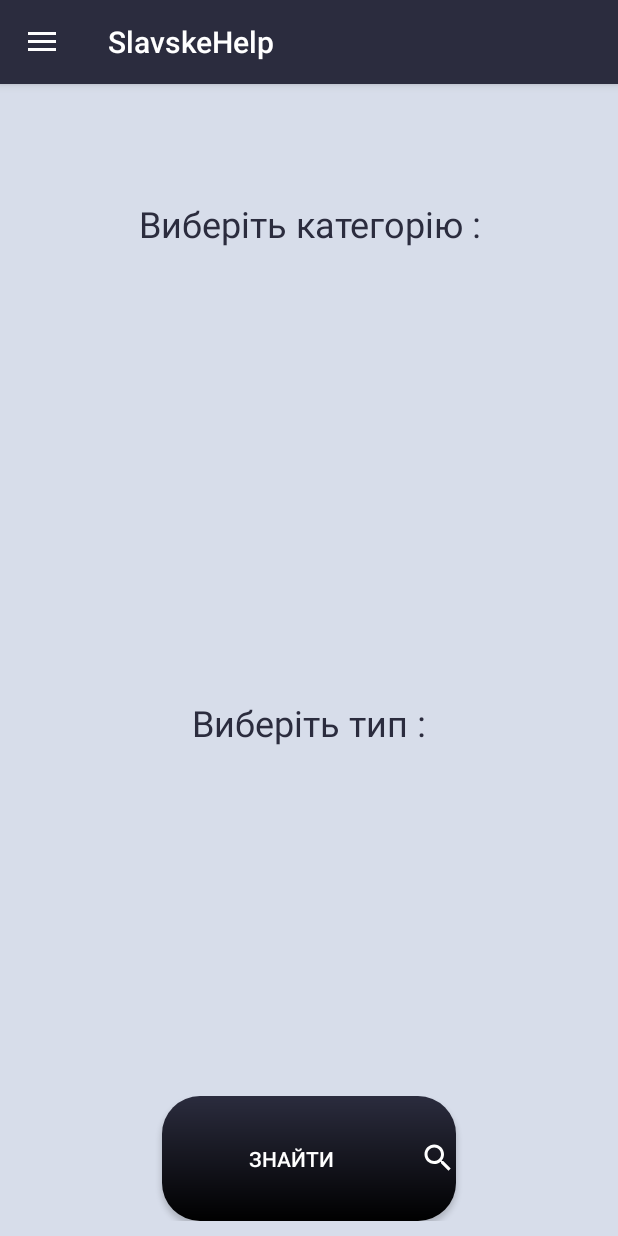
After one commit to KoliaGreb/SlavskeHelp, an Android app: the Search screen opened directly, with no data from a screen before it, on a phone screen of 412 x 824 dp. The commit adds this screen. Run offline under Robolectric (Android 15) with nearby library versions, the phone set to English and light mode, and no system bars.

Commit message:
search start

```diff
--- /dev/null
+++ b/app/src/main/java/com/example/q/slavskehelp/Search.java
@@ -0,0 +1,78 @@
+package com.example.q.slavskehelp;
+
+import android.content.Intent;
+import android.os.Bundle;
+import android.support.v4.view.GravityCompat;
+import android.support.v4.widget.DrawerLayout;
+import android.support.v7.app.ActionBarDrawerToggle;
+import android.support.v7.app.AppCompatActivity;
+import android.view.MenuItem;
+import android.view.View;
+import android.widget.Toast;
+
+public class Search extends AppCompatActivity {
+
+    private ActionBarDrawerToggle mToggle;
+    @Override
+    protected void onCreate(Bundle savedInstanceState) {
+        super.onCreate(savedInstanceState);
+        setContentView(R.layout.activity_search);
+        DrawerLayout mDrawerLayout;
+        mDrawerLayout=(DrawerLayout) findViewById(R.id.drawer_layout);
+        mToggle=new ActionBarDrawerToggle(this, mDrawerLayout, R.string.navigation_drawer_open,R.string.navigation_drawer_close);
+        mDrawerLayout.addDrawerListener(mToggle);
+        mToggle.syncState();
+        if(getSupportActionBar() != null) {
+            getSupportActionBar().setDisplayHomeAsUpEnabled(true);
+        }
+    }
+
+
+    @Override
+    public boolean onOptionsItemSelected(MenuItem item) {
+        return mToggle.onOptionsItemSelected(item)||super.onOptionsItemSelected(item);
+    }
+    @Override
+    public void onBackPressed() {
+        DrawerLayout drawer = (DrawerLayout) findViewById(R.id.drawer_layout);
+        if (drawer.isDrawerOpen(GravityCompat.START)) {
+            drawer.closeDrawer(GravityCompat.START);
+        } else {
+            super.onBackPressed();
+        }
+    }
+
+    public void news_activity_start(MenuItem item) {
+        Intent newsIntent=new Intent(Search.this, News.class);
+        startActivity(newsIntent);
+
+    }
+    public void login_activity_start(MenuItem item) {
+        Intent newsIntent=new Intent(Search.this, Login.class);
+        startActivity(newsIntent);
+    }
+
+    public void registration_start(View view) {
+        Intent newsIntent=new Intent(Search.this, Registration.class);
+        startActivity(newsIntent);
+    }
+    public void profile_activity_start(MenuItem item) {
+        if(News.Auth_User.equals("Авторизація не пройдена"))
+        {
+            Toast.makeText(Search.this,
+                    "Пройдіть авторизацію!!",
+                    Toast.LENGTH_SHORT).show();
+            Intent newsIntent=new Intent(Search.this, Login.class);
+            startActivity(newsIntent);
+
+        }
+        else
+        {
+            Intent newsIntent=new Intent(Search.this, Profile.class);
+            startActivity(newsIntent);
+        }
+    }
+
+    public void search_Click(View view) {
+    }
+}
--- a/app/src/main/res/drawable/border_button.xml
+++ b/app/src/main/res/drawable/border_button.xml
@@ -7,4 +7,5 @@
         android:angle="270" />
     <corners android:radius="25dp" />
     <stroke android:width="0dp" android:color="@color/colorMainText" />
+
 </shape>
--- /dev/null
+++ b/app/src/main/res/drawable/ic_search_white_24px.xml
@@ -0,0 +1,9 @@
+<vector xmlns:android="http://schemas.android.com/apk/res/android"
+        android:width="24dp"
+        android:height="24dp"
+        android:viewportWidth="24.0"
+        android:viewportHeight="24.0">
+    <path
+        android:pathData="M15.5,14h-0.79l-0.28,-0.27C15.41,12.59 16,11.11 16,9.5 16,5.91 13.09,3 9.5,3S3,5.91 3,9.5 5.91,16 9.5,16c1.61,0 3.09,-0.59 4.23,-1.57l0.27,0.28v0.79l5,4.99L20.49,19l-4.99,-5zM9.5,14C7.01,14 5,11.99 5,9.5S7.01,5 9.5,5 14,7.01 14,9.5 11.99,14 9.5,14z"
+        android:fillColor="#FFFFFF"/>
+</vector>
--- /dev/null
+++ b/app/src/main/res/layout/activity_search.xml
@@ -0,0 +1,107 @@
+<?xml version="1.0" encoding="utf-8"?>
+<android.support.v4.widget.DrawerLayout xmlns:android="http://schemas.android.com/apk/res/android"
+    xmlns:tools="http://schemas.android.com/tools"
+    android:background="@color/colorBackground"
+    android:id="@+id/drawer_layout"
+    android:layout_width="match_parent"
+    android:layout_height="match_parent"
+    xmlns:app="http://schemas.android.com/apk/res-auto"
+    tools:context="com.example.q.slavskehelp.Search">
+    <LinearLayout
+        android:layout_width="match_parent"
+        android:layout_height="match_parent"
+        android:orientation="vertical"
+        android:padding="10dp"
+        >
+
+        <LinearLayout
+            android:layout_gravity="center"
+            android:gravity="center"
+            android:layout_width="match_parent"
+            android:layout_height="0dp"
+            android:layout_weight="1"
+            android:orientation="horizontal"
+            >
+            <TextView
+                android:layout_gravity="center"
+                android:gravity="center"
+                android:padding="2dp"
+                android:layout_width="0dp"
+                android:layout_height="36dp"
+                android:layout_weight="3"
+                android:textSize="24sp"
+                android:textColor="@color/colorMainText"
+                android:text="@string/change_category_text"
+
+                />
+        </LinearLayout>
+
+        <LinearLayout
+            android:layout_gravity="center"
+            android:gravity="center"
+            android:layout_width="match_parent"
+            android:layout_height="0dp"
+            android:layout_weight="3"
+            android:orientation="horizontal"
+            >
+            <TextView
+                android:layout_gravity="center"
+                android:gravity="center"
+                android:padding="2dp"
+                android:layout_width="0dp"
+                android:layout_height="36dp"
+                android:layout_weight="3"
+                android:textSize="24sp"
+                android:textColor="@color/colorMainText"
+                android:text="@string/change_type_text"
+                />
+        </LinearLayout>
+
+
+        <LinearLayout
+            android:layout_width="match_parent"
+            android:layout_height="0dp"
+            android:orientation="horizontal"
+            android:layout_weight="0.5"
+            >
+            <LinearLayout
+                android:layout_width="0dp"
+                android:layout_weight="1"
+                android:layout_height="match_parent">
+
+            </LinearLayout>
+            <Button
+                android:id="@+id/button_search"
+                android:gravity="center"
+                android:layout_gravity="center"
+                android:layout_width="0dp"
+                android:layout_weight="2"
+                android:layout_height="match_parent"
+                android:text="@string/button_search"
+                android:background="@drawable/border_button"
+                android:drawableRight="@drawable/ic_search_white_24px"
+
+                android:textColor="@color/colorHeaderText"
+                android:onClick="search_Click"
+                />
+            <LinearLayout
+                android:layout_width="0dp"
+                android:layout_weight="1"
+                android:layout_height="match_parent">
+
+            </LinearLayout>
+        </LinearLayout>
+
+
+    </LinearLayout>
+    <android.support.design.widget.NavigationView
+        android:background="@color/colorBackground"
+        android:layout_width="wrap_content"
+        android:layout_height="match_parent"
+        app:menu="@menu/navigation_menu"
+        app:headerLayout="@layout/navigation_header"
+        android:layout_gravity="start">
+
+    </android.support.design.widget.NavigationView>
+
+</android.support.v4.widget.DrawerLayout>
--- /dev/null
+++ b/app/src/main/res/values-w820dp/dimens.xml
@@ -0,0 +1,6 @@
+<resources>
+    <!-- Example customization of dimensions originally defined in res/values/dimens.xml
+         (such as screen margins) for screens with more than 820dp of available width. This
+         would include 7" and 10" devices in landscape (~960dp and ~1280dp respectively). -->
+    <dimen name="activity_horizontal_margin">64dp</dimen>
+</resources>
--- a/app/src/main/res/values/dimens.xml
+++ b/app/src/main/res/values/dimens.xml
@@ -5,4 +5,5 @@
     <dimen name="nav_header_vertical_spacing">16dp</dimen>
     <dimen name="nav_header_height">160dp</dimen>
     <dimen name="fab_margin">16dp</dimen>
+    <dimen name="appbar_padding_top">8dp</dimen>
 </resources>
--- a/app/src/main/res/values/strings.xml
+++ b/app/src/main/res/values/strings.xml
@@ -23,4 +23,9 @@
     <string name="image_city">Населений пункт</string>
     <string name="regist_button">Реєстрація</string>
     <string name="action_settings">Settings</string>
+    <string name="button_search">Знайти</string>
+    <string name="change_category_text">Виберіть категорію :</string>
+    <string name="change_type_text">Виберіть тип :</string>
+    <string name="title_activity_horizontal_scroll">Horizontal_scroll</string>
+    <string name="section_format">Hello World from section: %1$d</string>
 </resources>
```
Also changed, not shown: app/src/main/AndroidManifest.xml (+7 -7 lines), app/src/main/res/drawable/ic_home_home.xml (added, +38 -0 lines), app/src/main/res/menu/menu_horizontal_scroll.xml (added, +10 -0 lines), app/src/main/res/mipmap-hdpi/taxi.png (added), app/src/main/res/mipmap-mdpi/taxi.png (added), app/src/main/res/mipmap-xhdpi/taxi.png (added), app/src/main/res/mipmap-xxhdpi/taxi.png (added), app/src/main/res/mipmap-xxxhdpi/taxi.png (added).
